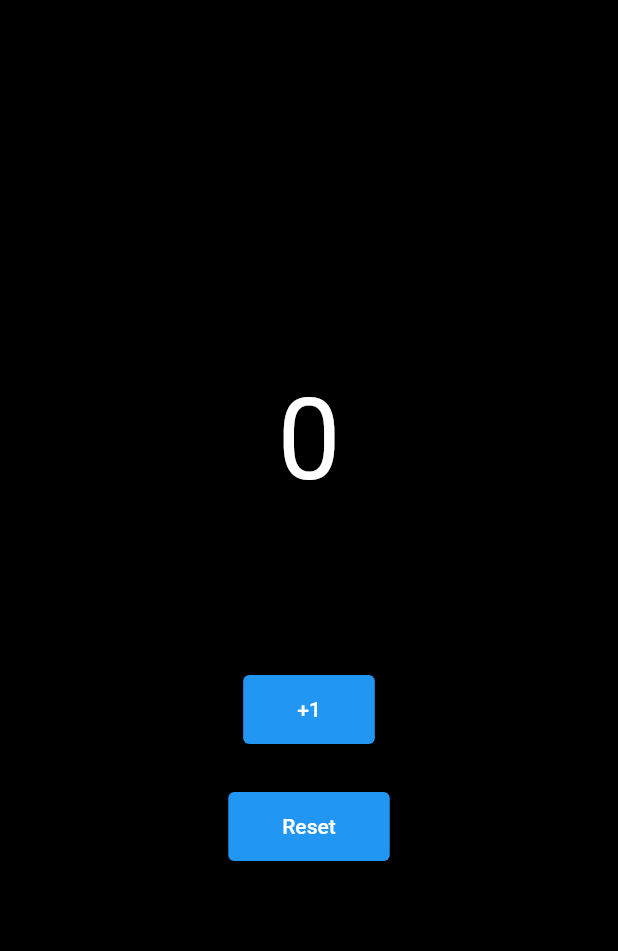
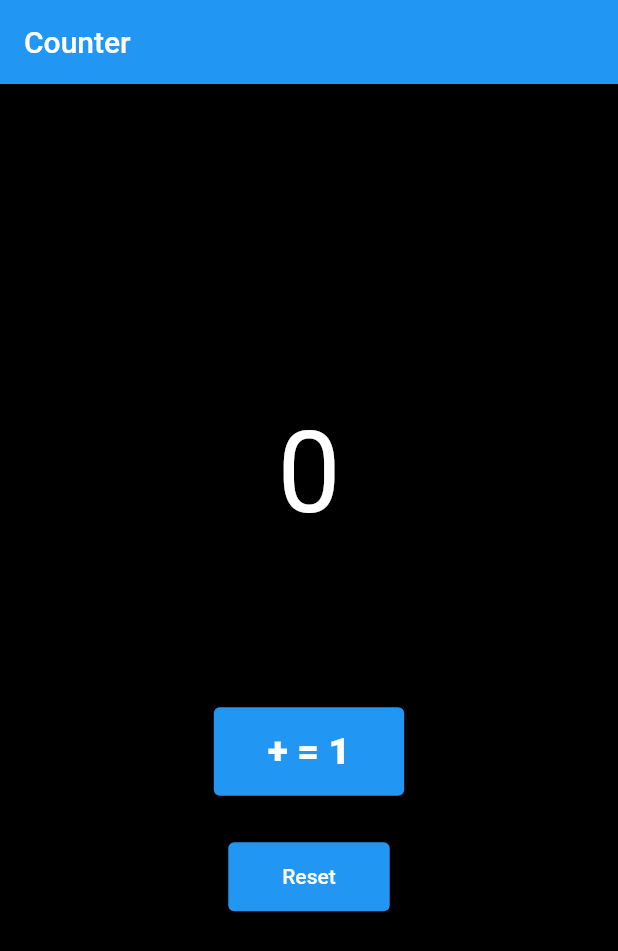
Before and after one commit to rishikesh1419/Simple-Counter-Flutter, a Flutter app: the screen it shows after launch, on a phone screen of 412 x 824 dp. Shown: the top 951 px of the screen. Run offline on Flutter 3.47's test engine with Material 2 defaults, Android fonts, the phone set to English and light mode, and no system bars.

Commit message:
Styling fixed

```diff
--- a/lib/main.dart
+++ b/lib/main.dart
@@ -9,7 +9,8 @@ class SimpleCounter extends StatelessWidget {
   @override
   Widget build(BuildContext context) {
     return MaterialApp(
-      title: 'Flutter Demo',
+      debugShowCheckedModeBanner: false,
+      title: 'Counter',
       theme: ThemeData(
         primarySwatch: blue,
       ),
@@ -44,6 +45,9 @@ class _HomeScreenState extends State<HomeScreen> {
   @override
   Widget build(BuildContext context) {
     return Scaffold(
+      appBar: AppBar(
+        title: const Text("Counter"),
+      ),
       backgroundColor: black,
       body: Column(
         children: [
@@ -66,7 +70,13 @@ class _HomeScreenState extends State<HomeScreen> {
                     onPressed: _incrementCounter,
                     child: Container(
                       padding: EdgeInsets.fromLTRB(20.0, 15.0, 20.0, 15.0),
-                      child: const Text("+1"),
+                      child: const Text(
+                        "+ = 1",
+                        style: TextStyle(
+                          fontSize: 25,
+                          fontWeight: FontWeight.w900,
+                        ),
+                      ),
                     ),
                   ),
                   SizedBox(
```
